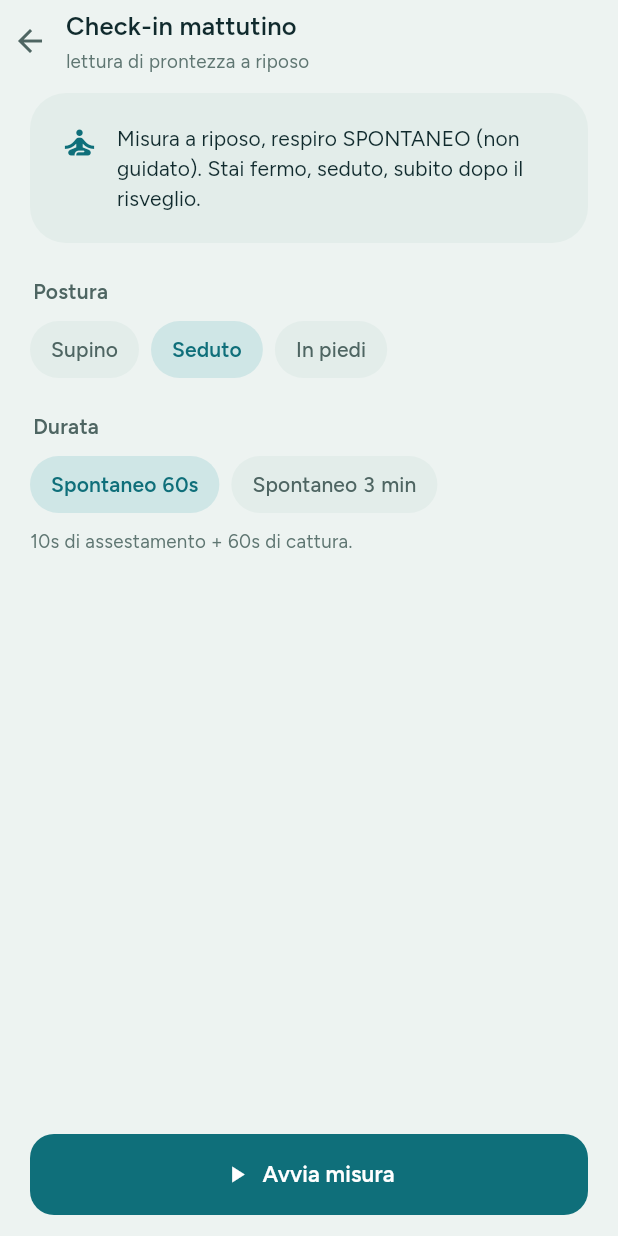
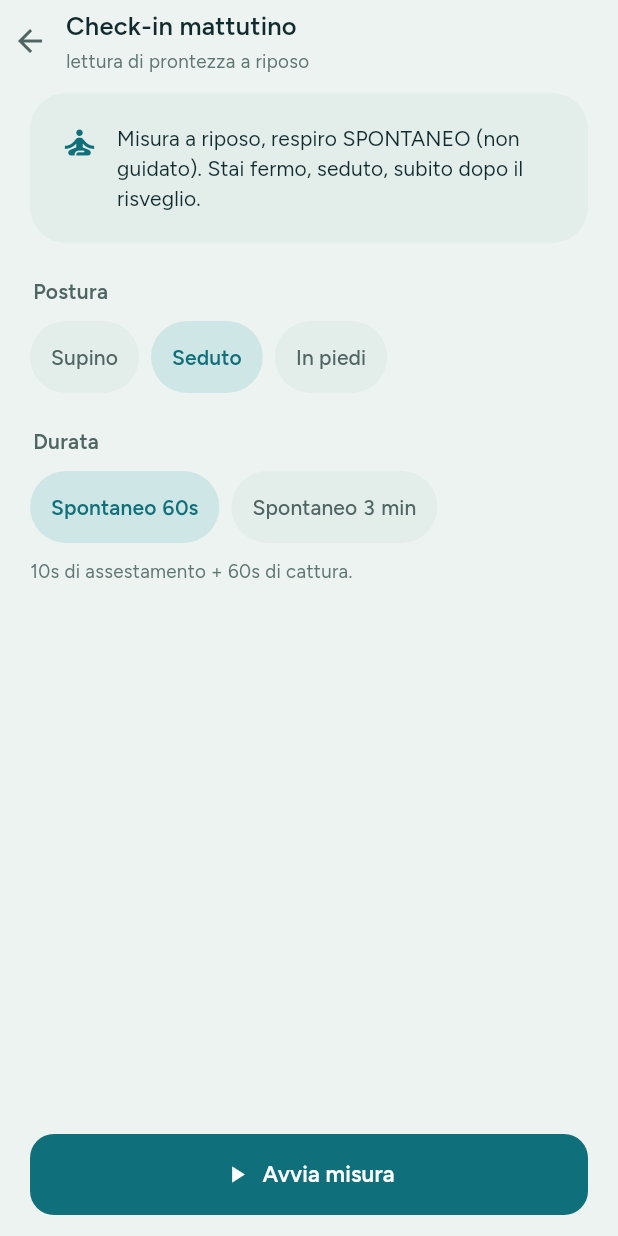
Before and after one commit to predamatteo/hrv_trainer, a Flutter app: the MorningCheckInScreen screen opened by its route, on a phone screen of 412 x 824 dp. Run offline on Flutter 3.47's test engine with Material 3 defaults, Android fonts, the phone set to English and light mode, and no system bars; our stand-ins replace file_picker, fl_chart, flutter_blue_plus, flutter_local_notifications, flutter_riverpod, flutter_timezone and 8 more; accounts and stored records are empty.

Commit message:
Porta i chip del check-in mattutino a target touch 48dp
_SelChip (postura, qualita` sonno, fattori, durata) aveva un'altezza tappabile
di ~35dp (padding verticale 9 su labelLarge ~14px), sotto i 48dp Material e
WCAG 2.5.5. E` il contesto piu` critico per l'usabilita`: l'utente e` appena
sveglio e i chip sono piccoli e ravvicinati (Wrap spacing 8).

ConstrainedBox(minHeight: 48) + Center(widthFactor: 1) attorno al contenuto:
area tappabile >= 48dp mantenendo la larghezza a contenuto e l'aspetto del chip.
Il fix e` sul componente condiviso, quindi copre tutti i suoi usi.

Co-Authored-By: Claude Opus 4.8 (1M context) <noreply@anthropic.com>

```diff
--- a/hrv_trainer/lib/features/readiness/morning_checkin_screen.dart
+++ b/hrv_trainer/lib/features/readiness/morning_checkin_screen.dart
@@ -617,6 +617,14 @@ class _SelChip extends StatelessWidget {
       clipBehavior: Clip.antiAlias,
       child: InkWell(
         onTap: onTap,
+        // minHeight 48 → area tappabile conforme a Material/WCAG 2.5.5: il
+        // check-in mattutino è usato da appena svegli, target piccoli (~35dp
+        // prima) e ravvicinati erano facili da mancare. Center widthFactor 1
+        // mantiene la larghezza a contenuto dentro il Wrap.
+        child: ConstrainedBox(
+          constraints: const BoxConstraints(minHeight: 48),
+          child: Center(
+            widthFactor: 1,
             child: Padding(
               padding: const EdgeInsets.symmetric(horizontal: 14, vertical: 9),
               child: Text(
@@ -628,6 +636,8 @@ class _SelChip extends StatelessWidget {
               ),
             ),
           ),
+        ),
+      ),
     );
   }
 }
```
Lines whose indentation alone changed are shown as unchanged.
